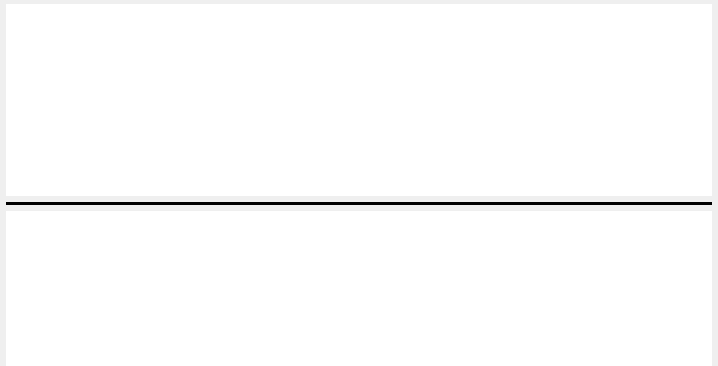
First picture: the form in card_view/deckplay.ui, repository Szybet/sanki, before the edit; both pictures show x 0 to 718 and y 0 to 366 of the 718 by 584 pixel window.
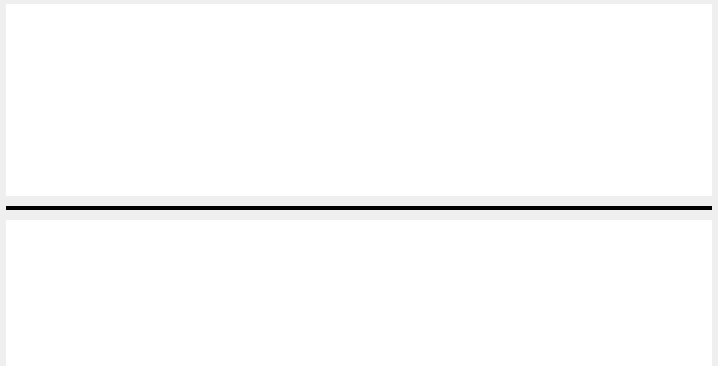
Second picture: the form after the edit.

Patch:
```diff
--- a/card_view/deckplay.ui
+++ b/card_view/deckplay.ui
@@ -65,6 +65,9 @@
           </rect>
          </property>
          <layout class="QVBoxLayout" name="verticalLayout_2">
+          <property name="spacing">
+           <number>10</number>
+          </property>
           <property name="leftMargin">
            <number>3</number>
           </property>
@@ -107,6 +110,18 @@
           </item>
           <item>
            <widget class="Line" name="line">
+            <property name="sizePolicy">
+             <sizepolicy hsizetype="Minimum" vsizetype="Fixed">
+              <horstretch>0</horstretch>
+              <verstretch>0</verstretch>
+             </sizepolicy>
+            </property>
+            <property name="minimumSize">
+             <size>
+              <width>0</width>
+              <height>4</height>
+             </size>
+            </property>
             <property name="frameShadow">
              <enum>QFrame::Plain</enum>
             </property>
@@ -121,7 +136,7 @@
           <item>
            <widget class="QTextBrowser" name="textBackCard">
             <property name="sizePolicy">
-             <sizepolicy hsizetype="Minimum" vsizetype="Fixed">
+             <sizepolicy hsizetype="Minimum" vsizetype="Preferred">
               <horstretch>0</horstretch>
               <verstretch>0</verstretch>
              </sizepolicy>
@@ -141,6 +156,9 @@
             <property name="horizontalScrollBarPolicy">
              <enum>Qt::ScrollBarAsNeeded</enum>
             </property>
+            <property name="sizeAdjustPolicy">
+             <enum>QAbstractScrollArea::AdjustIgnored</enum>
+            </property>
             <property name="textInteractionFlags">
              <set>Qt::NoTextInteraction</set>
             </property>
@@ -151,6 +169,9 @@
             <property name="orientation">
              <enum>Qt::Vertical</enum>
             </property>
+            <property name="sizeType">
+             <enum>QSizePolicy::MinimumExpanding</enum>
+            </property>
             <property name="sizeHint" stdset="0">
              <size>
               <width>0</width>
```
